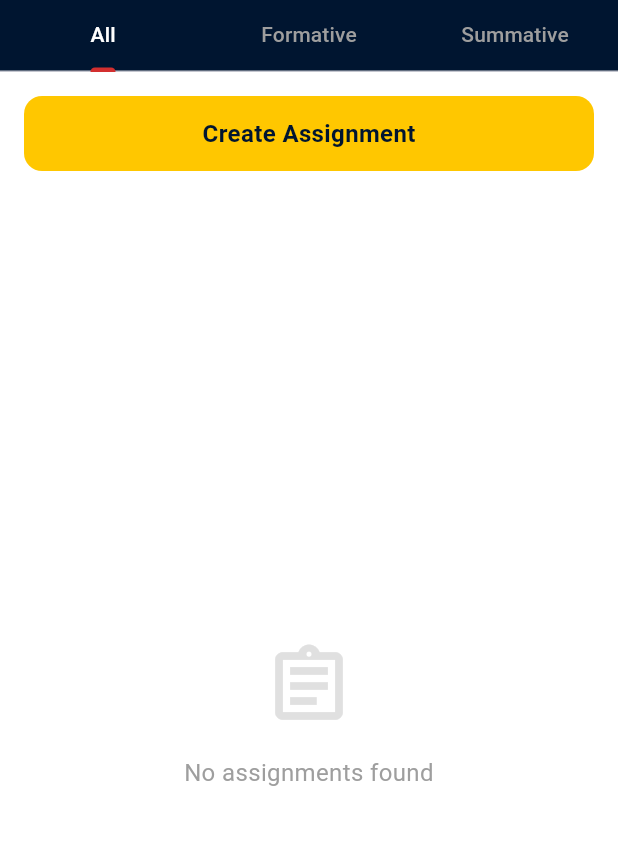
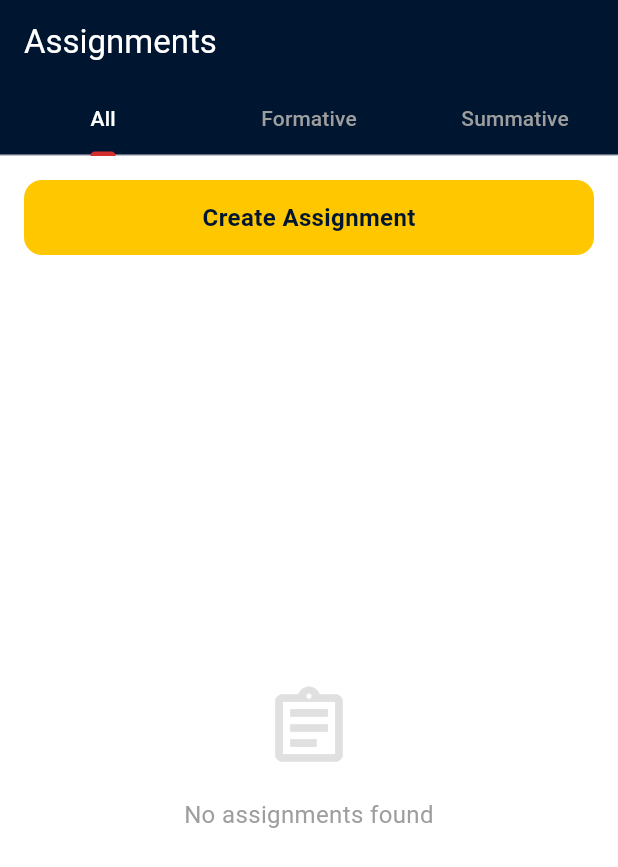
Before and after one commit to MohamDah/alu_student_platform, a Flutter app: the AssignmentsScreen screen opened directly, on a phone screen of 412 x 824 dp. Shown: the top 867 px of the screen. Run offline on Flutter 3.47's test engine with Material 3 defaults, Android fonts, the phone set to English and light mode, and no system bars; our stand-ins replace shared_preferences; accounts and stored records are empty.

```diff
--- a/lib/screens/assignments/assignments_screen.dart
+++ b/lib/screens/assignments/assignments_screen.dart
@@ -50,7 +50,9 @@ class _AssignmentsScreenState extends State<AssignmentsScreen>
   void _addOrUpdateAssignment(Map<String, dynamic> data) {
     setState(() {
       // CheckING if ID exists
-      final index = _assignments.indexWhere((element) => element.id == data['id']);
+      final index = _assignments.indexWhere(
+        (element) => element.id == data['id'],
+      );
 
       if (index != -1) {
         // UPDATE existing ONE
@@ -68,7 +70,9 @@ class _AssignmentsScreenState extends State<AssignmentsScreen>
       _assignments.removeWhere((item) => item.id == id);
       _saveAssignments();
     });
-    ScaffoldMessenger.of(context).showSnackBar(const SnackBar(content: Text("Assignment removed")));
+    ScaffoldMessenger.of(
+      context,
+    ).showSnackBar(const SnackBar(content: Text("Assignment removed")));
   }
 
   void _toggleComplete(String id) {
@@ -86,7 +90,8 @@ class _AssignmentsScreenState extends State<AssignmentsScreen>
       context: context,
       isScrollControlled: true,
       backgroundColor: Colors.transparent,
-      builder: (context) => CreateAssignmentForm(assignment: assignment), // Pass data to form
+      builder: (context) =>
+          CreateAssignmentForm(assignment: assignment), // Pass data to form
     );
 
     if (result != null) {
@@ -97,10 +102,10 @@ class _AssignmentsScreenState extends State<AssignmentsScreen>
   @override
   Widget build(BuildContext context) {
     return Scaffold(
-      appbar: AppBar(
-	title: const Text('Assignments'),
-	backgroundColor: ALUColors.navyBlue,
-	foregroundColor: ALUColors.white,
+      appBar: AppBar(
+        title: const Text('Assignments'),
+        backgroundColor: ALUColors.navyBlue,
+        foregroundColor: ALUColors.white,
       ),
       backgroundColor: ALUColors.white,
       body: Column(
--- a/lib/widgets/assignments_list.dart
+++ b/lib/widgets/assignments_list.dart
@@ -55,7 +55,7 @@ class AssignmentListView extends StatelessWidget {
         final item = filteredList[index];
         return Card(
           margin: const EdgeInsets.symmetric(horizontal: 16, vertical: 8),
-          color: Colors.navyBlue,
+          color: ALUColors.navyBlue,
           elevation: 2,
           shape: RoundedRectangleBorder(
             borderRadius: BorderRadius.circular(12),
@@ -183,7 +183,7 @@ class AssignmentListView extends StatelessWidget {
     return Container(
       padding: const EdgeInsets.symmetric(horizontal: 8, vertical: 4),
       decoration: BoxDecoration(
-        color: _getPriorityColor(priority).withOpacity(0.2),
+        color: _getPriorityColor(priority).withValues(alpha: .2),
         borderRadius: BorderRadius.circular(8),
       ),
       child: Text(
```
Also changed, not shown: lib/main.dart (+8 -6 lines).
